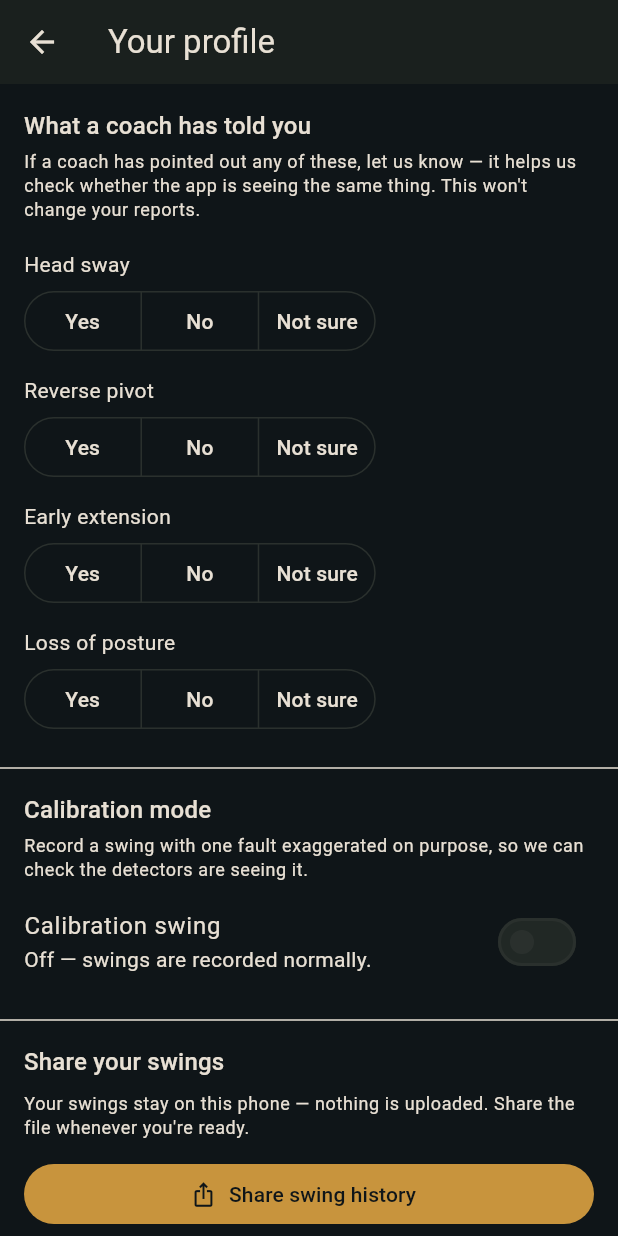
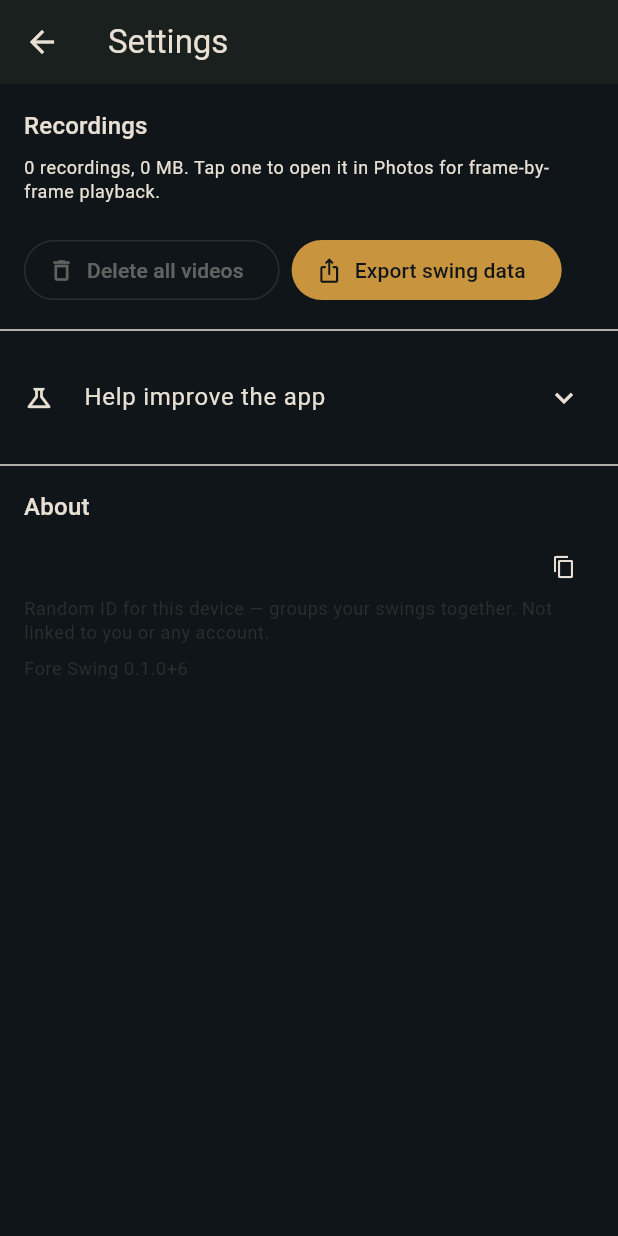
Before and after one commit to floresgl1/golf-swing-analyzer, a Flutter app: the ProfileScreen screen opened directly with empty values, on a phone screen of 412 x 824 dp. Run offline on Flutter 3.47's test engine with Material 3 defaults, Android fonts, the phone set to English and light mode, and no system bars; our stand-ins replace camera, share_plus, video_player; missing offline and left inert: ffmpeg_kit_flutter_new, google_mlkit_pose_detection.

```diff
--- a/flutter_app/lib/src/analysis/participant.dart
+++ b/flutter_app/lib/src/analysis/participant.dart
@@ -61,6 +61,10 @@ class Participant {
   /// Per fault id: has a coach identified this fault in this golfer?
   final Map<String, CoachConfirmation> coachReports;
 
+  /// Whether the first-run framing guide has been shown. Set to true after
+  /// the golfer dismisses it so it only appears once.
+  final bool onboardingShown;
+
   /// When true, the next swing is recorded as a calibration swing — a
   /// labelled positive control with one fault deliberately exaggerated.
   /// Lives on the participant rather than the record screen because the
@@ -79,6 +83,7 @@ class Participant {
     required this.createdAt,
     this.handedness,
     this.coachReports = const {},
+    this.onboardingShown = false,
     this.calibrationMode = false,
     this.calibrationFault,
     Map<String, dynamic> source = const <String, dynamic>{},
@@ -87,6 +92,7 @@ class Participant {
   Participant copyWith({
     Handedness? handedness,
     Map<String, CoachConfirmation>? coachReports,
+    bool? onboardingShown,
     bool? calibrationMode,
     String? calibrationFault,
   }) =>
@@ -95,6 +101,7 @@ class Participant {
         createdAt: createdAt,
         handedness: handedness ?? this.handedness,
         coachReports: coachReports ?? this.coachReports,
+        onboardingShown: onboardingShown ?? this.onboardingShown,
         calibrationMode: calibrationMode ?? this.calibrationMode,
         calibrationFault: calibrationFault ?? this.calibrationFault,
         source: _source,
@@ -114,6 +121,7 @@ class Participant {
       createdAt: DateTime.parse(json['created_at'] as String).toLocal(),
       handedness: Handedness.tryParse(json['handedness']),
       coachReports: reports,
+      onboardingShown: json['onboarding_shown'] == true,
       calibrationMode: json['calibration_mode'] == true,
       calibrationFault: json['calibration_fault'] as String?,
       source: json,
@@ -128,6 +136,7 @@ class Participant {
         'coach_reports': {
           for (final entry in coachReports.entries) entry.key: entry.value.id,
         },
+        'onboarding_shown': onboardingShown,
         'calibration_mode': calibrationMode,
         if (calibrationFault != null) 'calibration_fault': calibrationFault,
       };
@@ -241,6 +250,14 @@ class ParticipantStore {
     return updated;
   }
 
+  /// Mark the first-run onboarding as shown.
+  Future<Participant> setOnboardingShown() async {
+    final current = await loadOrCreate();
+    final updated = current.copyWith(onboardingShown: true);
+    await save(updated);
+    return updated;
+  }
+
   /// Toggle calibration mode on or off, optionally setting the fault.
   Future<Participant> setCalibration({
     required bool enabled,
--- a/flutter_app/lib/src/ui/profile_screen.dart
+++ b/flutter_app/lib/src/ui/profile_screen.dart
@@ -254,7 +254,7 @@ class _ProfileScreenState extends State<ProfileScreen> {
   Widget build(BuildContext context) {
     final theme = Theme.of(context);
     return Scaffold(
-      appBar: AppBar(title: const Text('Your profile')),
+      appBar: AppBar(title: const Text('Settings')),
       body: ListView(
         padding: const EdgeInsets.only(bottom: 32),
         children: [
@@ -267,17 +267,79 @@ class _ProfileScreenState extends State<ProfileScreen> {
                 style: TextStyle(color: theme.colorScheme.error),
               ),
             ),
+
+          // -----------------------------------------------------------------
+          // Recordings — the golfer's own clips, front and center.
+          // -----------------------------------------------------------------
           Padding(
-            padding: const EdgeInsets.fromLTRB(16, 16, 16, 4),
-            child:
-                Text('What a coach has told you', style: theme.textTheme.titleMedium),
+            padding: const EdgeInsets.fromLTRB(16, 16, 16, 8),
+            child: Text('Recordings', style: theme.textTheme.titleMedium),
           ),
           Padding(
             padding: const EdgeInsets.fromLTRB(16, 0, 16, 12),
             child: Text(
-              'If a coach has pointed out any of these, let us know — '
-              'it helps us check whether the app is seeing the same thing. '
-              'This won\'t change your reports.',
+              _clips == null
+                  ? 'Every swing you record is kept on this phone. '
+                      'Nothing is uploaded.'
+                  : '$_clipCount recording${_clipCount == 1 ? '' : 's'}, '
+                      '${formatClipBytes(_clipBytes)}. '
+                      'Tap one to open it in Photos for frame-by-frame playback.',
+              style: theme.textTheme.bodySmall,
+            ),
+          ),
+          for (final clip in _clips ?? const <StoredClip>[])
+            ListTile(
+              key: _clipKeys.putIfAbsent(clip.name, GlobalKey.new),
+              dense: true,
+              leading: const Icon(Icons.movie_outlined),
+              title: Text(clip.name, style: theme.textTheme.bodyMedium),
+              subtitle: Text(formatClipBytes(clip.sizeBytes)),
+              trailing: const Icon(Icons.ios_share),
+              onTap: () => _shareClip(clip),
+            ),
+          Padding(
+            padding: const EdgeInsets.fromLTRB(16, 8, 16, 0),
+            child: Row(
+              children: [
+                OutlinedButton.icon(
+                  onPressed:
+                      _deletingClips || _clipCount == 0 ? null : _deleteClips,
+                  icon: const Icon(Icons.delete_outline),
+                  label:
+                      Text(_deletingClips ? 'Deleting…' : 'Delete all videos'),
+                ),
+                Gap.hsm,
+                FilledButton.icon(
+                  key: _exportButtonKey,
+                  onPressed: _exporting ? null : _export,
+                  icon: const Icon(Icons.ios_share),
+                  label:
+                      Text(_exporting ? 'Preparing…' : 'Export swing data'),
+                ),
+              ],
+            ),
+          ),
+          const Divider(height: 32),
+
+          // -----------------------------------------------------------------
+          // Help improve the app — coach reports & calibration behind an
+          // expansion tile so research controls don't dominate the page.
+          // -----------------------------------------------------------------
+          Theme(
+            data: theme.copyWith(dividerColor: Colors.transparent),
+            child: ExpansionTile(
+              leading: const Icon(Icons.science_outlined, size: 20),
+              title: const Text('Help improve the app'),
+              childrenPadding:
+                  const EdgeInsets.symmetric(horizontal: 16, vertical: 4),
+              children: [
+                // Coach reports
+                Padding(
+                  padding: const EdgeInsets.only(bottom: 8),
+                  child: Text(
+                    'If a coach has pointed out any of these faults, let us '
+                    'know — it helps us check whether the app is seeing '
+                    'the same thing. This won\'t change your reports.',
                     style: theme.textTheme.bodySmall,
                   ),
                 ),
@@ -287,32 +349,28 @@ class _ProfileScreenState extends State<ProfileScreen> {
                     value: _participant.coachReports[faultId],
                     onChanged: (value) => _setReport(faultId, value),
                   ),
-          const Divider(height: 32),
-
-          // Calibration mode — corpus instrumentation, not a golfer feature.
-          // Tucked in Profile so it's accessible without cluttering the
-          // viewfinder. See ROADMAP.md item 2.
-          Padding(
-            padding: const EdgeInsets.fromLTRB(16, 0, 16, 4),
-            child:
-                Text('Calibration mode', style: theme.textTheme.titleMedium),
+                Gap.lg,
+                // Calibration mode
+                Align(
+                  alignment: Alignment.centerLeft,
+                  child: Text('Calibration mode',
+                      style: theme.textTheme.titleSmall),
                 ),
-          Padding(
-            padding: const EdgeInsets.fromLTRB(16, 0, 16, 4),
-            child: Text(
-              'Record a swing with one fault exaggerated on purpose, so we can '
-              'check the detectors are seeing it.',
+                Gap.xs,
+                Text(
+                  'Record a swing with one fault exaggerated on purpose '
+                  'so we can check the detectors are seeing it.',
                   style: theme.textTheme.bodySmall,
                 ),
-          ),
                 SwitchListTile(
+                  contentPadding: EdgeInsets.zero,
                   title: const Text('Calibration swing'),
                   subtitle: _participant.calibrationMode
                       ? Text(
-                    'Next swing will be recorded as a calibration for '
+                          'Next swing recorded as calibration for '
                           '"${faultLabels[_participant.calibrationFault ?? faultIds.first] ?? faultIds.first}".',
                         )
-                : const Text('Off — swings are recorded normally.'),
+                      : const Text('Off — swings recorded normally.'),
                   value: _participant.calibrationMode,
                   onChanged: widget.store == null
                       ? null
@@ -320,7 +378,7 @@ class _ProfileScreenState extends State<ProfileScreen> {
                 ),
                 if (_participant.calibrationMode)
                   Padding(
-              padding: const EdgeInsets.fromLTRB(16, 0, 16, 8),
+                    padding: const EdgeInsets.only(bottom: 8),
                     child: DropdownButtonFormField<String>(
                       value: _participant.calibrationFault ?? faultIds.first,
                       decoration: const InputDecoration(
@@ -343,67 +401,14 @@ class _ProfileScreenState extends State<ProfileScreen> {
                             },
                     ),
                   ),
-          const Divider(height: 32),
-          Padding(
-            padding: const EdgeInsets.fromLTRB(16, 0, 16, 8),
-            child: Text('Share your swings', style: theme.textTheme.titleMedium),
-          ),
-          Padding(
-            padding: const EdgeInsets.fromLTRB(16, 0, 16, 12),
-            child: Text(
-              'Your swings stay on this phone — nothing is uploaded. '
-              'Share the file whenever you\'re ready.',
-              style: theme.textTheme.bodySmall,
-            ),
-          ),
-          Padding(
-            padding: const EdgeInsets.symmetric(horizontal: 16),
-            child: FilledButton.icon(
-              key: _exportButtonKey,
-              onPressed: _exporting ? null : _export,
-              icon: const Icon(Icons.ios_share),
-              label: Text(_exporting ? 'Preparing…' : 'Share swing history'),
+              ],
             ),
           ),
           const Divider(height: 32),
-          Padding(
-            padding: const EdgeInsets.fromLTRB(16, 0, 16, 8),
-            child: Text('Saved videos', style: theme.textTheme.titleMedium),
-          ),
-          Padding(
-            padding: const EdgeInsets.fromLTRB(16, 0, 16, 12),
-            child: Text(
-              _clips == null
-                  ? 'Every swing you record is kept on this phone so it can be '
-                      'watched back. Nothing is uploaded.'
-                  : '$_clipCount recording${_clipCount == 1 ? '' : 's'}, '
-                      '${formatClipBytes(_clipBytes)}. Kept on this phone, '
-                      'never uploaded. Tap one to open it — "Save Video" puts '
-                      'it in Photos, where you can scrub through it frame by '
-                      'frame.',
-              style: theme.textTheme.bodySmall,
-            ),
-          ),
-          for (final clip in _clips ?? const <StoredClip>[])
-            ListTile(
-              key: _clipKeys.putIfAbsent(clip.name, GlobalKey.new),
-              dense: true,
-              leading: const Icon(Icons.movie_outlined),
-              title: Text(clip.name, style: theme.textTheme.bodyMedium),
-              subtitle: Text(formatClipBytes(clip.sizeBytes)),
-              trailing: const Icon(Icons.ios_share),
-              onTap: () => _shareClip(clip),
-            ),
-          Padding(
-            padding: const EdgeInsets.fromLTRB(16, 8, 16, 0),
-            child: OutlinedButton.icon(
-              onPressed:
-                  _deletingClips || _clipCount == 0 ? null : _deleteClips,
-              icon: const Icon(Icons.delete_outline),
-              label: Text(_deletingClips ? 'Deleting…' : 'Delete saved videos'),
-            ),
-          ),
-          const Divider(height: 32),
+
+          // -----------------------------------------------------------------
+          // About — version, anonymous ID, at the very bottom.
+          // -----------------------------------------------------------------
           _DiagnosticsSection(participantId: _participant.id),
         ],
       ),
@@ -468,7 +473,7 @@ class _DiagnosticsSection extends StatelessWidget {
       child: Column(
         crossAxisAlignment: CrossAxisAlignment.start,
         children: [
-          Text('Diagnostics', style: theme.textTheme.titleMedium),
+          Text('About', style: theme.textTheme.titleMedium),
           Gap.sm,
           Row(
             children: [
--- a/flutter_app/lib/src/ui/widgets/measurement_gauge.dart
+++ b/flutter_app/lib/src/ui/widgets/measurement_gauge.dart
@@ -120,7 +120,7 @@ class MeasurementGauge extends StatelessWidget {
               ),
               const Spacer(),
               Text(
-                'ref ${_fmtVal(absR, isAngle)}$unit',
+                'threshold ${_fmtVal(absR, isAngle)}$unit',
                 style: TextStyle(
                   color: outlineColor,
                   fontSize: 11,
```
Also changed, not shown: flutter_app/lib/src/ui/home_shell.dart (+38 -3 lines), flutter_app/lib/src/ui/onboarding_overlay.dart (added, +167 -0 lines), flutter_app/lib/src/ui/report_screen.dart (+141 -81 lines). Lines whose indentation alone changed are shown as unchanged.
